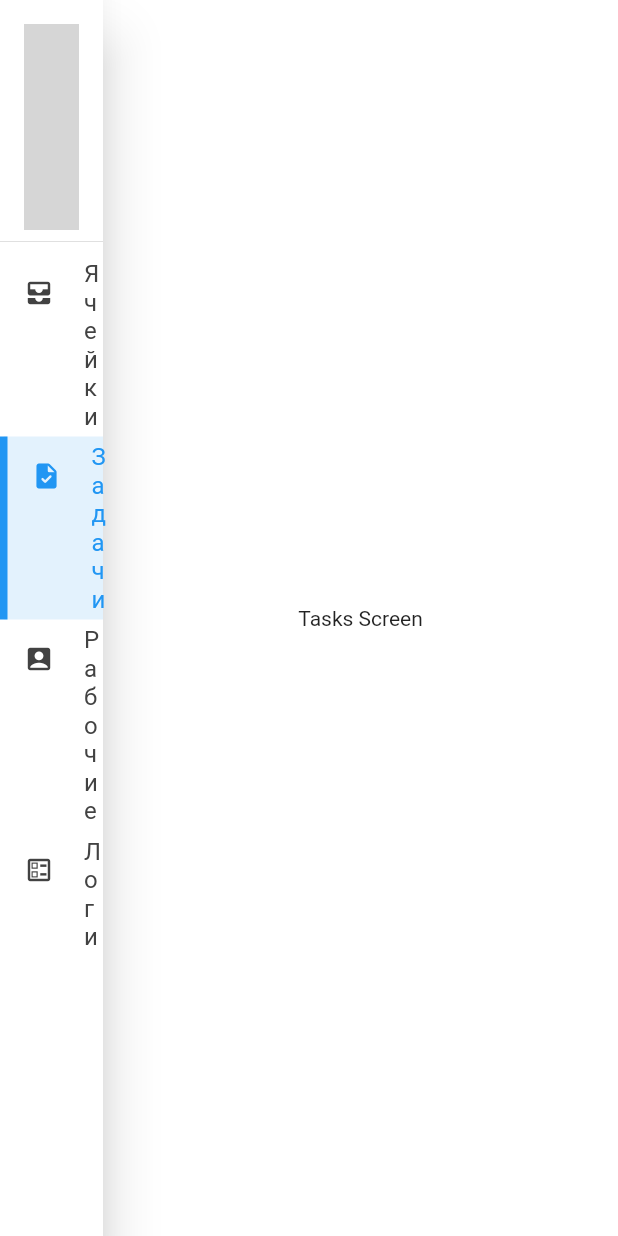
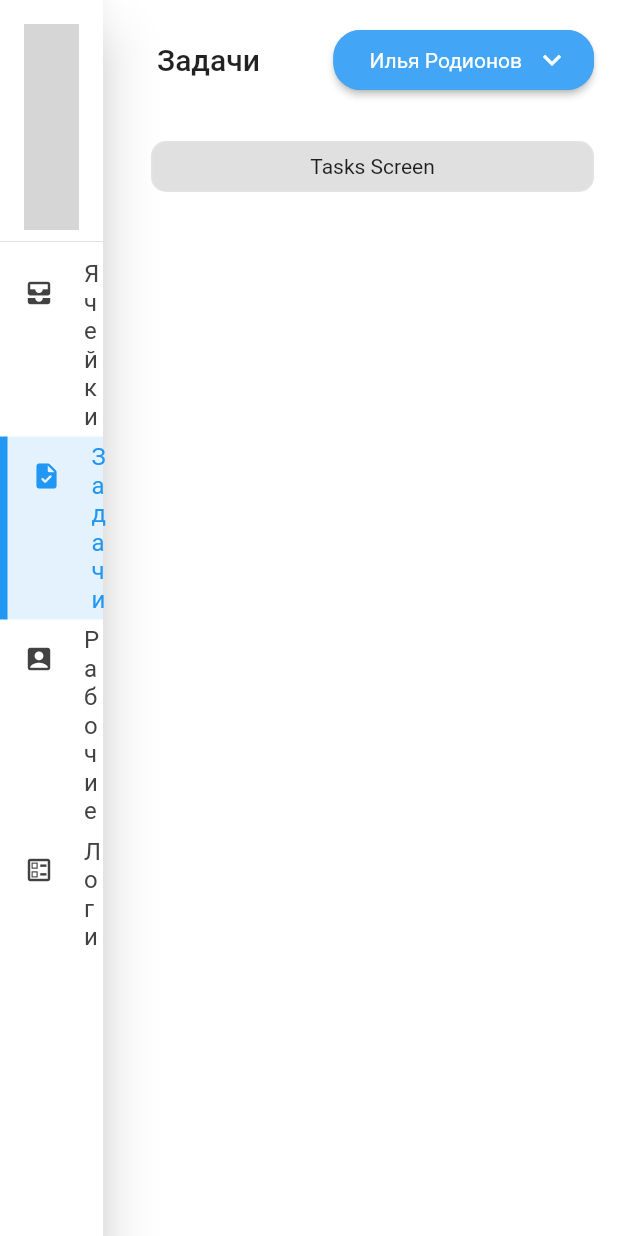
Before and after one commit to Rem-Coil-workshop/Client, a Flutter app: the screen it shows after launch, after a tap on "Задачи", on a phone screen of 412 x 824 dp. Run offline on Flutter 3.47's test engine with Material 2 defaults, Android fonts, the phone set to English and light mode, and no system bars; grey boxes are pictures that could not be loaded.

Commit message:
Добаивил шапку сайта

```diff
--- a/lib/base/base_main_screen.dart
+++ b/lib/base/base_main_screen.dart
@@ -1,10 +1,17 @@
 import 'package:flutter/material.dart';
+import 'package:slot_service_app/base/widgets/header.dart';
+import 'package:slot_service_app/constants.dart';
 import 'package:slot_service_app/navigation/navigetion_widget.dart';
 
 abstract class BaseMainScreen extends StatelessWidget {
   final int screenIndex;
+  final String title;
 
-  const BaseMainScreen({Key? key, required this.screenIndex}) : super(key: key);
+  const BaseMainScreen({
+    Key? key,
+    required this.screenIndex,
+    required this.title,
+  }) : super(key: key);
 
   Widget getMainWidget(BuildContext context);
 
@@ -26,7 +33,33 @@ abstract class BaseMainScreen extends StatelessWidget {
           ),
           Expanded(
             flex: 5,
-            child: getMainWidget(context),
+            child: SafeArea(
+              child: Container(
+                padding: EdgeInsets.all(defaultPadding),
+                child: Column(
+                  children: [
+                    Header(title: title),
+                    SizedBox(
+                      height: 30,
+                    ),
+                    Container(
+                      decoration: BoxDecoration(
+                        color: Colors.grey[300],
+                        borderRadius:
+                            const BorderRadius.all(Radius.circular(10)),
+                        border: Border.all(color: Colors.white10),
+                      ),
+                      margin: EdgeInsets.only(left: defaultPadding),
+                      padding: EdgeInsets.symmetric(
+                        horizontal: defaultPadding,
+                        vertical: defaultPadding / 2,
+                      ),
+                      child: getMainWidget(context),
+                    ),
+                  ],
+                ),
+              ),
+            ),
           ),
         ],
       ),
--- /dev/null
+++ b/lib/base/widgets/header.dart
@@ -0,0 +1,28 @@
+import 'package:flutter/material.dart';
+import 'package:slot_service_app/base/widgets/profile_card.dart';
+
+class Header extends StatelessWidget {
+  final String title;
+
+  const Header({
+    Key? key,
+    required this.title,
+  }) : super(key: key);
+
+  @override
+  Widget build(BuildContext context) {
+    return Row(
+      children: [
+        SizedBox(
+          width: 20,
+        ),
+        Text(
+          title,
+          style: Theme.of(context).textTheme.headline6,
+        ),
+        Spacer(),
+        ProfileCard(name: 'Илья Родионов')
+      ],
+    );
+  }
+}
--- /dev/null
+++ b/lib/base/widgets/profile_card.dart
@@ -0,0 +1,56 @@
+import 'package:flutter/material.dart';
+
+import '../../constants.dart';
+
+class ProfileCard extends StatelessWidget {
+  final String name;
+
+  const ProfileCard({
+    Key? key,
+    required this.name,
+  }) : super(key: key);
+
+  @override
+  Widget build(BuildContext context) {
+    return Container(
+      child: ElevatedButton(
+        onPressed: () {},
+        style: ButtonStyle(
+          padding: MaterialStateProperty.all<EdgeInsets>(
+            EdgeInsets.symmetric(
+              horizontal: defaultPadding,
+              vertical: defaultPadding / 2,
+            ),
+          ),
+          backgroundColor: MaterialStateProperty.all<Color>(secondaryColor),
+          shape: MaterialStateProperty.all<RoundedRectangleBorder>(
+            RoundedRectangleBorder(
+              borderRadius: BorderRadius.circular(18.0),
+              side: BorderSide(color: secondaryColor),
+            ),
+          ),
+        ),
+        child: Row(
+          children: [
+            Padding(
+              padding: const EdgeInsets.symmetric(
+                horizontal: defaultPadding / 2,
+              ),
+              child: Text(
+                name,
+                style: Theme.of(context)
+                    .textTheme
+                    .bodyText2!
+                    .copyWith(color: Colors.white),
+              ),
+            ),
+            Icon(
+              Icons.keyboard_arrow_down,
+              color: Colors.white,
+            ),
+          ],
+        ),
+      ),
+    );
+  }
+}
--- /dev/null
+++ b/lib/constants.dart
@@ -0,0 +1,9 @@
+import 'package:flutter/material.dart';
+
+const primaryColor = Color(0xFF2196F3);
+const secondaryColor = Color(0xFF42A5F5);
+const bgColor = Color(0xFFFFFFFF);
+
+const defaultPadding = 16.0;
+
+const blue = Colors.blue;
--- a/lib/main.dart
+++ b/lib/main.dart
@@ -1,4 +1,5 @@
 import 'package:flutter/material.dart';
+import 'package:slot_service_app/constants.dart';
 import 'package:slot_service_app/screens/boxes_screen/boxes_screen.dart';
 import 'package:slot_service_app/screens/employees_screen/employees_screen.dart';
 import 'package:slot_service_app/screens/logs_screen/logs_screen.dart';
@@ -12,10 +13,12 @@ class MyApp extends StatelessWidget {
   @override
   Widget build(BuildContext context) {
     return MaterialApp(
+      debugShowCheckedModeBanner: false,
       title: 'Rem&Coil Slots Admin Panel',
       theme: ThemeData(
-        canvasColor: Colors.white,
-        primarySwatch: Colors.blue,
+        canvasColor: bgColor,
+        scaffoldBackgroundColor: bgColor,
+        primaryColor: primaryColor,
       ),
       routes: {
         BoxesScreen.route: (context) => BoxesScreen(),
--- a/lib/screens/boxes_screen/boxes_screen.dart
+++ b/lib/screens/boxes_screen/boxes_screen.dart
@@ -3,7 +3,7 @@ import 'package:slot_service_app/base/base_main_screen.dart';
 
 class BoxesScreen extends BaseMainScreen {
   static const String route = '/boxes';
-  BoxesScreen({Key? key}) : super(key: key, screenIndex: 1);
+  BoxesScreen({Key? key}) : super(key: key, screenIndex: 1, title: 'Доступные ячейки');
 
   @override
   String getRoute() {
--- a/lib/screens/employees_screen/employees_screen.dart
+++ b/lib/screens/employees_screen/employees_screen.dart
@@ -4,7 +4,7 @@ import 'package:slot_service_app/base/base_main_screen.dart';
 class EmployeesScreen extends BaseMainScreen {
   static const String route = '/employees';
 
-  EmployeesScreen({Key? key}) : super(key: key, screenIndex: 3);
+  EmployeesScreen({Key? key}) : super(key: key, screenIndex: 3, title: 'Рабочие');
 
   @override
   String getRoute() {
--- a/lib/screens/logs_screen/logs_screen.dart
+++ b/lib/screens/logs_screen/logs_screen.dart
@@ -4,7 +4,7 @@ import 'package:slot_service_app/base/base_main_screen.dart';
 class LogsScreen extends BaseMainScreen {
   static const String route = '/logs';
 
-  LogsScreen({Key? key}) : super(key: key, screenIndex: 4);
+  LogsScreen({Key? key}) : super(key: key, screenIndex: 4, title: 'Логи');
 
   @override
   String getRoute() {
--- a/lib/screens/tasks_screen/tasks_screen.dart
+++ b/lib/screens/tasks_screen/tasks_screen.dart
@@ -4,7 +4,7 @@ import 'package:slot_service_app/base/base_main_screen.dart';
 class TasksScreen extends BaseMainScreen {
   static const String route = '/tasks';
 
-  TasksScreen({Key? key}) : super(key: key, screenIndex: 2);
+  TasksScreen({Key? key}) : super(key: key, screenIndex: 2, title: 'Задачи');
 
   @override
   String getRoute() {
```
